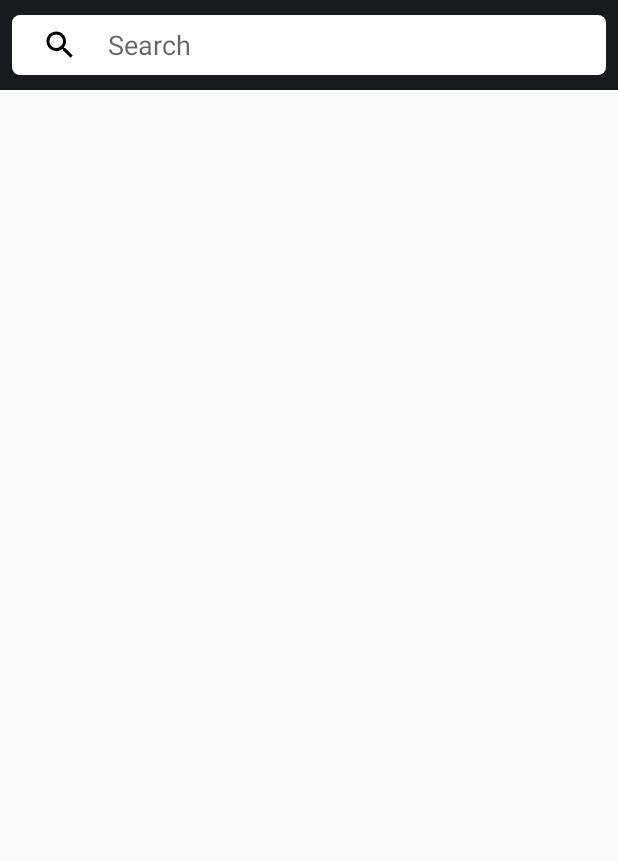
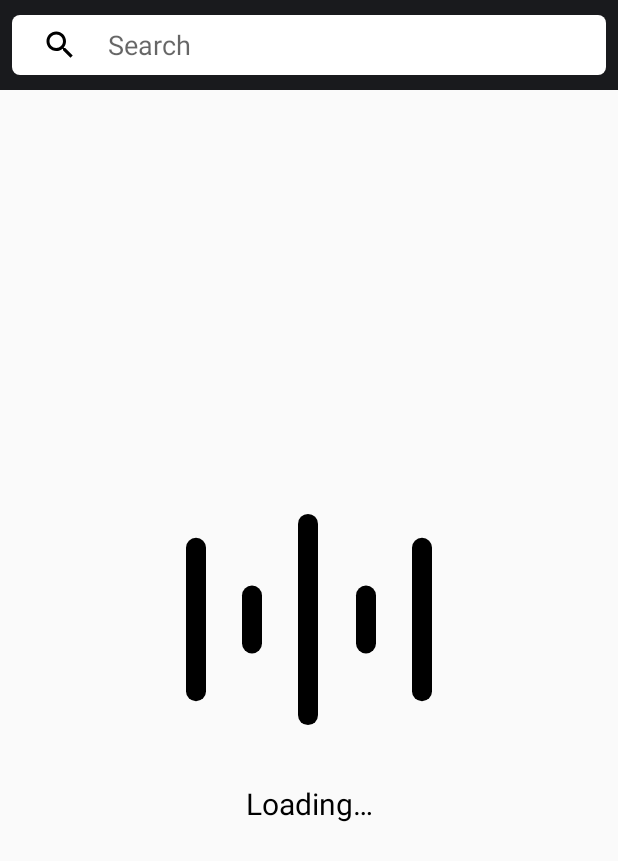
Before and after one commit to jcmbappe/MusicSample, an Android app: the screen it shows after launch (MainActivity), on a phone screen of 412 x 824 dp. Shown: the top 861 px of the screen. Run offline under Robolectric (Android 15) with nearby library versions, the phone set to English and light mode, and no system bars; our stand-ins replace Picasso, data binding; pictures from the network do not load; 3 statements that could not run were skipped.

Commit message:
[MASTER] Empty State

```diff
--- a/app/src/main/java/com/example/musicsample/activity/mainActivity/MainActivity.kt
+++ b/app/src/main/java/com/example/musicsample/activity/mainActivity/MainActivity.kt
@@ -1,7 +1,6 @@
 package com.example.musicsample.activity.mainActivity
 
 import android.os.Bundle
-import android.view.View
 import android.view.inputmethod.EditorInfo
 import android.widget.TextView
 import androidx.appcompat.app.AppCompatActivity
@@ -18,23 +17,30 @@ import org.koin.android.ext.android.inject
 
 class MainActivity : AppCompatActivity() {
 
+    private lateinit var binding: ActivityMainBinding
+    private lateinit var viewModel: MainActivityViewModel
     private val repository: ItuneRepository by inject()
+
 
     override fun onCreate(savedInstanceState: Bundle?) {
         super.onCreate(savedInstanceState)
-        val binding =
-            DataBindingUtil.setContentView<ActivityMainBinding>(this, R.layout.activity_main)
+        binding = DataBindingUtil.setContentView(this, R.layout.activity_main)
 
         val adapter = SongAdapter(this)
         binding.recyclerView.adapter = adapter
         binding.recyclerView.layoutManager = LinearLayoutManager(this)
 
-        val viewModel = MainActivityViewModel(SnackBarResolver(binding.root), repository).apply {
+        viewModel = MainActivityViewModel(SnackBarResolver(binding.root), repository).apply {
             binding.viewModel = this
 
             songLiveData.observe(this@MainActivity, Observer {
                 adapter.songList = it
                 adapter.notifyDataSetChanged()
+                lottieLayoutAnimation(
+                    adapter.itemCount == 0,
+                    R.raw.sky,
+                    R.string.label_nothing_found
+                )
             })
 
             searchState.observe(this@MainActivity, Observer {
@@ -43,13 +49,7 @@ class MainActivity : AppCompatActivity() {
             })
 
             loading.observe(this@MainActivity, Observer {
-                if (it == true) {
-                    binding.include.visibility = View.VISIBLE
-                    binding.recyclerView.visibility = View.GONE
-                } else if (it == false) {
-                    binding.include.visibility = View.GONE
-                    binding.recyclerView.visibility = View.VISIBLE
-                }
+                lottieLayoutAnimation(it == true, R.raw.sound_visualizer, R.string.label_loading)
             })
 
             getTopHundredHotSongs()
@@ -68,19 +68,18 @@ class MainActivity : AppCompatActivity() {
                 }
                 false
             })
-/*
-            addTextChangedListener(object : TextWatcher {
-                override fun afterTextChanged(s: Editable?) {}
+        }
+    }
 
-                override fun beforeTextChanged(s: CharSequence?, start: Int, count: Int, after: Int) {}
-
-                override fun onTextChanged(s: CharSequence?, start: Int, before: Int, count: Int) {
-                    if (count == 0) {
-                        viewModel.getSearch()
-                    }
-                }
-            })
-            */
+    private fun lottieLayoutAnimation(isVisible: Boolean, rawRes: Int, message: Int) {
+        if (isVisible) {
+            binding.include.lottie.setAnimation(rawRes)
+            viewModel.lottieMessage.set(getString(message))
+            viewModel.lottieLayoutVisibility.set(true)
+            viewModel.recyclerViewVisibility.set(false)
+        } else {
+            viewModel.lottieLayoutVisibility.set(false)
+            viewModel.recyclerViewVisibility.set(true)
         }
     }
 }
--- a/app/src/main/java/com/example/musicsample/activity/mainActivity/MainActivityViewModel.kt
+++ b/app/src/main/java/com/example/musicsample/activity/mainActivity/MainActivityViewModel.kt
@@ -16,11 +16,15 @@ class MainActivityViewModel(resolver: UIResolver, repository: StreamingPlatformR
     StreamingPlatformViewModel(resolver, repository) {
 
     val search = ObservableField<String>()
+    val recyclerViewVisibility = ObservableField<Boolean>(false)
+    val lottieLayoutVisibility = ObservableField<Boolean>(false)
+    val lottieMessage = ObservableField<String>()
 
     val songLiveData = MutableLiveData<ArrayList<Song>>()
     val searchState = MutableLiveData<SearchState>()
 
     val loading = MutableLiveData<Boolean>()
+
 
     enum class SearchState {
         HOT_HUNDRED, SEARCH
@@ -37,7 +41,7 @@ class MainActivityViewModel(resolver: UIResolver, repository: StreamingPlatformR
                 val responseData = body?.string()
 
                 searchState.postValue(SearchState.HOT_HUNDRED)
-
+                loading.postValue(false)
                 repository.gson.fromJson(responseData, TopHundredResult::class.java)
                     .let { topHundred ->
                         ArrayList<Song>().let { songList ->
@@ -46,7 +50,6 @@ class MainActivityViewModel(resolver: UIResolver, repository: StreamingPlatformR
                         }
                     }
 
-                loading.postValue(false)
             }
         })
     }
@@ -59,7 +62,7 @@ class MainActivityViewModel(resolver: UIResolver, repository: StreamingPlatformR
                     val responseData = body?.string()
 
                     searchState.postValue(SearchState.SEARCH)
-
+                    loading.postValue(false)
                     repository.gson.fromJson(responseData, SearchResult::class.java)
                         .let { searchResult ->
                             ArrayList<Song>().let { songList ->
@@ -67,7 +70,6 @@ class MainActivityViewModel(resolver: UIResolver, repository: StreamingPlatformR
                                 songLiveData.postValue(songList)
                             }
                         }
-                    loading.postValue(false)
                 }
             })
         }
--- a/app/src/main/java/com/example/musicsample/adapter/BindingAdapter.kt
+++ b/app/src/main/java/com/example/musicsample/adapter/BindingAdapter.kt
@@ -1,5 +1,6 @@
 package com.example.musicsample.adapter
 
+import android.view.View
 import android.widget.ImageView
 import androidx.databinding.BindingAdapter
 import com.squareup.picasso.Picasso
@@ -13,3 +14,13 @@ fun setPictureURL(imageView: ImageView, url: String?) {
         .placeholder(R.mipmap.ic_launcher)
         .into(imageView)
 }
+
+
+@BindingAdapter("visibleIfTrue")
+fun setVisibility(view: View, isVisible: Boolean?) {
+    if (isVisible == null || isVisible) {
+        view.visibility = View.VISIBLE
+    } else {
+        view.visibility = View.GONE
+    }
+}
--- a/app/src/main/res/layout/activity_main.xml
+++ b/app/src/main/res/layout/activity_main.xml
@@ -1,6 +1,7 @@
 <?xml version="1.0" encoding="utf-8"?>
 <layout xmlns:android="http://schemas.android.com/apk/res/android"
     xmlns:app="http://schemas.android.com/apk/res-auto"
+    xmlns:bind="http://schemas.android.com/tools"
     xmlns:tools="http://schemas.android.com/tools">
 
     <data>
@@ -54,17 +55,19 @@
 
         <include
             android:id="@+id/include"
-            layout="@layout/include_loading"
-            android:visibility="gone"
+            layout="@layout/include_lottie"
             app:layout_constraintBottom_toBottomOf="parent"
             app:layout_constraintEnd_toEndOf="parent"
             app:layout_constraintStart_toStartOf="parent"
-            app:layout_constraintTop_toBottomOf="@id/constraintLayout" />
+            app:layout_constraintTop_toBottomOf="@id/constraintLayout"
+            bind:visibility="@{viewModel.lottieLayoutVisibility}"
+            bind:message="@{viewModel.lottieMessage}" />
 
         <androidx.recyclerview.widget.RecyclerView
             android:id="@+id/recyclerView"
             android:layout_width="0dp"
             android:layout_height="0dp"
+            app:visibleIfTrue="@{viewModel.recyclerViewVisibility}"
             app:layout_constraintBottom_toBottomOf="parent"
             app:layout_constraintEnd_toEndOf="parent"
             app:layout_constraintStart_toStartOf="parent"
--- a/app/src/main/res/layout/include_loading.xml
+++ /dev/null
@@ -1,31 +0,0 @@
-<?xml version="1.0" encoding="utf-8"?>
-<androidx.constraintlayout.widget.ConstraintLayout xmlns:android="http://schemas.android.com/apk/res/android"
-    xmlns:app="http://schemas.android.com/apk/res-auto"
-    android:layout_width="match_parent"
-    android:layout_height="match_parent">
-
-    <com.airbnb.lottie.LottieAnimationView
-        android:id="@+id/lottie"
-        android:layout_width="200dp"
-        android:layout_height="200dp"
-        app:lottie_autoPlay="true"
-        app:lottie_loop="true"
-        app:lottie_rawRes="@raw/sound_visualizer"
-        app:layout_constraintBottom_toBottomOf="parent"
-        app:layout_constraintEnd_toEndOf="parent"
-        app:layout_constraintStart_toStartOf="parent"
-        app:layout_constraintTop_toTopOf="parent" />
-
-    <TextView
-        android:layout_width="0dp"
-        android:layout_height="wrap_content"
-        android:layout_marginTop="10dp"
-        android:gravity="center"
-        android:text="@string/label_loading"
-        android:textColor="@android:color/black"
-        android:textSize="20sp"
-        app:layout_constraintEnd_toEndOf="parent"
-        app:layout_constraintStart_toStartOf="parent"
-        app:layout_constraintTop_toBottomOf="@id/lottie" />
-
-</androidx.constraintlayout.widget.ConstraintLayout>
--- /dev/null
+++ b/app/src/main/res/layout/include_lottie.xml
@@ -0,0 +1,47 @@
+<?xml version="1.0" encoding="utf-8"?>
+<layout>
+
+    <data>
+
+        <variable
+            name="message"
+            type="java.lang.String" />
+
+        <variable
+            name="visibility"
+            type="java.lang.Boolean" />
+    </data>
+
+    <androidx.constraintlayout.widget.ConstraintLayout xmlns:android="http://schemas.android.com/apk/res/android"
+        xmlns:app="http://schemas.android.com/apk/res-auto"
+
+        app:visibleIfTrue="@{visibility}"
+        android:layout_width="match_parent"
+        android:layout_height="match_parent">
+
+        <com.airbnb.lottie.LottieAnimationView
+            android:id="@+id/lottie"
+            android:layout_width="200dp"
+            android:layout_height="200dp"
+            app:lottie_autoPlay="true"
+            app:lottie_loop="true"
+            app:lottie_rawRes="@raw/sound_visualizer"
+            app:layout_constraintBottom_toBottomOf="parent"
+            app:layout_constraintEnd_toEndOf="parent"
+            app:layout_constraintStart_toStartOf="parent"
+            app:layout_constraintTop_toTopOf="parent" />
+
+        <TextView
+            android:layout_width="0dp"
+            android:layout_height="wrap_content"
+            android:layout_marginTop="10dp"
+            android:gravity="center"
+            android:text="@{message}"
+            android:textColor="@android:color/black"
+            android:textSize="20sp"
+            app:layout_constraintEnd_toEndOf="parent"
+            app:layout_constraintStart_toStartOf="parent"
+            app:layout_constraintTop_toBottomOf="@id/lottie" />
+
+    </androidx.constraintlayout.widget.ConstraintLayout>
+</layout>
--- a/app/src/main/res/values/strings.xml
+++ b/app/src/main/res/values/strings.xml
@@ -9,5 +9,6 @@
     <string name="error_provide_permission">Permission must be provide</string>
 
     <string name="label_loading">Loading…</string>
+    <string name="label_nothing_found">Nothing found</string>
 
 </resources>
```
